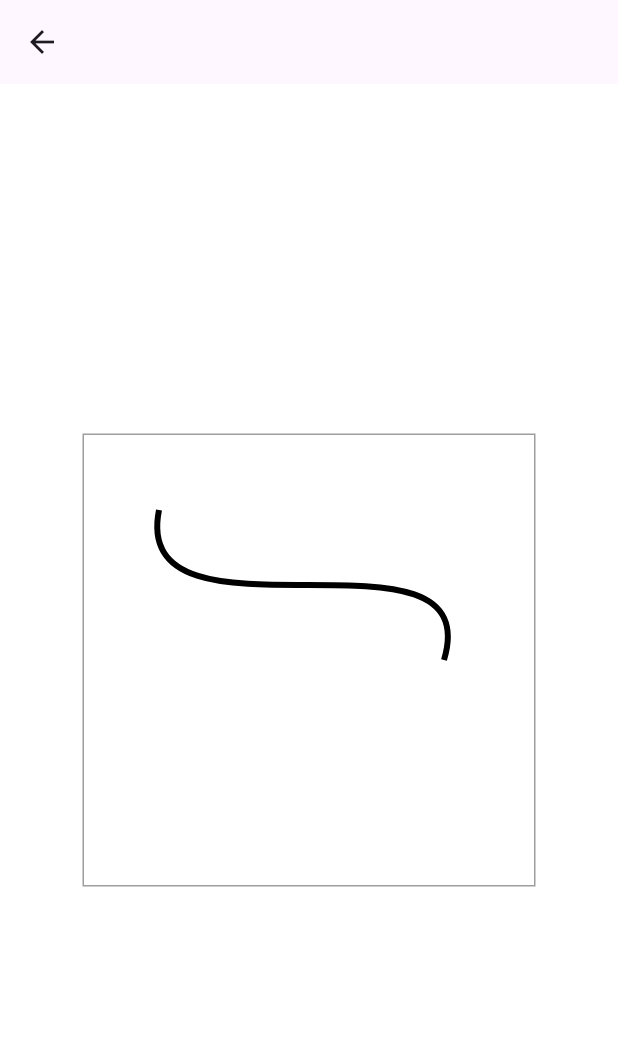
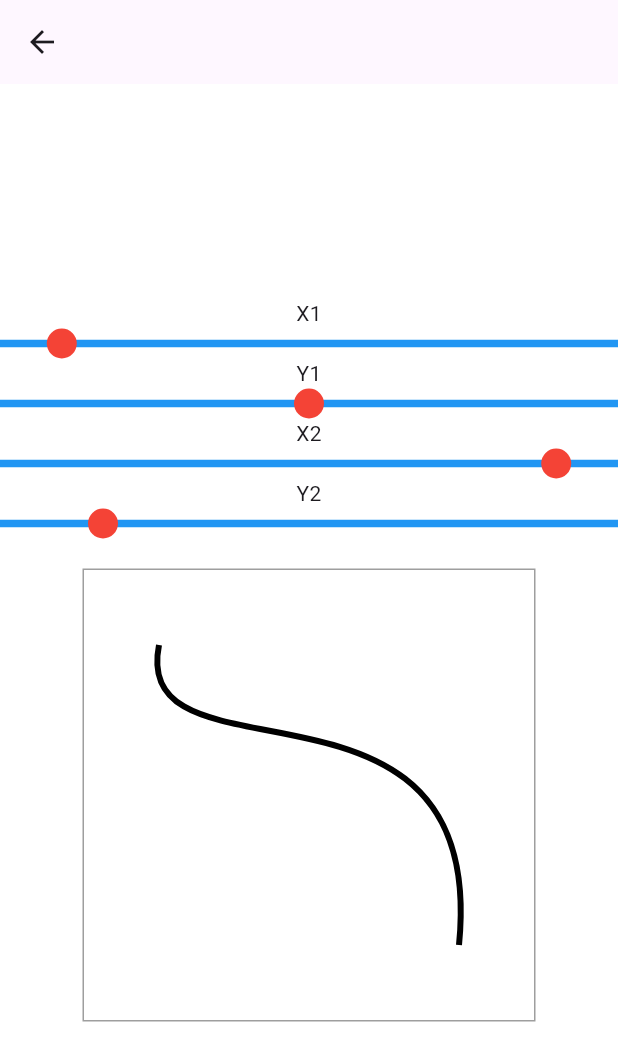
Before and after one commit to GadielPugh/flutter_demo, a Flutter app: the screen it shows after launch, after a tap on "9. Pianting", on a phone screen of 412 x 824 dp. Shown: the top 1061 px of the screen. Run offline on Flutter 3.47's test engine with Material 3 defaults, Android fonts, the phone set to English and light mode, and no system bars; our stand-ins replace firebase_auth, firebase_core, get_it, shared_preferences, sqflite; accounts and stored records are empty; generated files the repository leaves out were written again.

Commit message:
paiting update

```diff
--- a/lib/ui/demos/9_painting/painting_demo.dart
+++ b/lib/ui/demos/9_painting/painting_demo.dart
@@ -1,6 +1,3 @@
-import 'dart:ui' as ui;
-import 'dart:math' as math;
-import 'package:flutter/foundation.dart';
 import 'package:flutter/gestures.dart';
 import 'package:flutter/material.dart';
 import 'package:flutter/rendering.dart';
@@ -13,6 +10,12 @@ class PaintingDemo extends StatefulWidget {
 }
 
 class _PaintingDemoState extends State<PaintingDemo> {
+  // define the variables
+  double x1 = 30;
+  double y1 = 150;
+  double x2 = 270;
+  double y2 = 50;
+
   @override
   Widget build(BuildContext context) {
     return Scaffold(
@@ -28,17 +31,76 @@ class _PaintingDemoState extends State<PaintingDemo> {
       //     ),
       //   ),
       // ),
-      body: Center(
-        child: Container(
-          decoration: BoxDecoration(border: Border.all(color: Colors.grey)),
-          child: CustomPaint(size: Size(300, 300), painter: MyPainter()),
-        ),
+      //  body: Center(
+
+      //   child: Container(
+
+      //     decoration: BoxDecoration(border: Border.all(color: Colors.grey)),
+      //     child: CustomPaint(size: Size(300, 300), painter: MyPainter()),
+      //   ),
+
+      body: Column(
+        mainAxisAlignment: MainAxisAlignment.center,
+        children: [
+          Text("X1"),
+          ProgressBar(
+            barColor: Colors.blue,
+            thumbColor: Colors.red,
+            value: x1 / 300,
+            onChanged: (v) => setState(() => x1 = v * 300),
+          ),
+          Text("Y1"),
+          ProgressBar(
+            barColor: Colors.blue,
+            thumbColor: Colors.red,
+            value: y1 / 300,
+            onChanged: (v) => setState(() => y1 = v * 300),
+          ),
+          Text("X2"),
+          ProgressBar(
+            barColor: Colors.blue,
+            thumbColor: Colors.red,
+            value: x2 / 300,
+            onChanged: (v) => setState(() => x2 = v * 300),
+          ),
+          Text("Y2"),
+          ProgressBar(
+            barColor: Colors.blue,
+            thumbColor: Colors.red,
+            value: y2 / 300,
+            onChanged: (v) => setState(() => y2 = v * 300),
+          ),
+
+          const SizedBox(height: 20),
+          Center(
+            child: Container(
+              decoration: BoxDecoration(border: Border.all(color: Colors.grey)),
+              child: CustomPaint(
+                size: const Size(300, 300),
+                painter: MyPainter(x1: x1, y1: y1, x2: x2, y2: y2),
+              ),
+            ),
+          ),
+        ],
       ),
     );
   }
 }
 
 class MyPainter extends CustomPainter {
+  // definre the variables to update the canva line
+  final double x1;
+  final double y1;
+  final double x2;
+  final double y2;
+
+  MyPainter({
+    required this.x1,
+    required this.y1,
+    required this.x2,
+    required this.y2,
+  });
+
   @override
   void paint(Canvas canvas, Size size) {
     final path = Path()
@@ -46,20 +108,23 @@ class MyPainter extends CustomPainter {
       // ..lineTo(200, 200)
       // ..quadraticBezierTo(30, 150, 150, 100)
       // ..quadraticBezierTo(270, 50, 240, 150);
-      ..cubicTo(30, 150, 270, 50, 240, 150);
+      // ..cubicTo(30, 150, 270, 50, 240, 150);
+      ..cubicTo(x1, y1, x2, y2, 250, 250);
     final paint = Paint()
       ..color = Colors.black
       ..style = PaintingStyle.stroke
       ..strokeWidth = 4;
     canvas.drawPath(path, paint);
-
-
   }
 
 
+
   @override
-  bool shouldRepaint(CustomPainter old) {
-    return false;
+  bool shouldRepaint(covariant MyPainter oldDelegate) {
+    return x1 != oldDelegate.x1 ||
+        y1 != oldDelegate.y1 ||
+        x2 != oldDelegate.x2 ||
+        y2 != oldDelegate.y2;
   }
 }
 
@@ -68,11 +133,15 @@ class ProgressBar extends LeafRenderObjectWidget {
     super.key,
     required this.barColor,
     required this.thumbColor,
+    required this.value,
+    required this.onChanged,
     this.thumbSize = 20.0,
   });
 
   final Color barColor;
   final Color thumbColor;
+  final double value;
+  final ValueChanged<double> onChanged;
   final double thumbSize;
 
   @override
@@ -80,6 +149,8 @@ class ProgressBar extends LeafRenderObjectWidget {
     return RenderProgressBar(
       barColor: barColor,
       thumbColor: thumbColor,
+      value: value,
+      onChanged: onChanged,
       thumbSize: thumbSize,
     );
   }
@@ -92,15 +163,9 @@ class ProgressBar extends LeafRenderObjectWidget {
     renderObject
       ..barColor = barColor
       ..thumbColor = thumbColor
+      ..value = value
+      ..onChanged = onChanged
       ..thumbSize = thumbSize;
-  }
-
-  @override
-  void debugFillProperties(DiagnosticPropertiesBuilder properties) {
-    super.debugFillProperties(properties);
-    properties.add(ColorProperty('barColor', barColor));
-    properties.add(ColorProperty('thumbColor', thumbColor));
-    properties.add(DoubleProperty('thumbSize', thumbSize));
   }
 }
 
@@ -108,79 +173,67 @@ class RenderProgressBar extends RenderBox {
   RenderProgressBar({
     required Color barColor,
     required Color thumbColor,
+    required double value,
+    required ValueChanged<double> onChanged,
     required double thumbSize,
   }) : _barColor = barColor,
        _thumbColor = thumbColor,
+       _value = value,
+       _onChanged = onChanged,
        _thumbSize = thumbSize {
-    // initialize the gesture recognizer
     _drag = HorizontalDragGestureRecognizer()
-      ..onStart = (DragStartDetails details) {
+      ..onStart = (details) {
         _updateThumbPosition(details.localPosition);
       }
-      ..onUpdate = (DragUpdateDetails details) {
+      ..onUpdate = (details) {
         _updateThumbPosition(details.localPosition);
       };
   }
 
   void _updateThumbPosition(Offset localPosition) {
-    var dx = localPosition.dx.clamp(0, size.width);
-    _currentThumbValue = dx / size.width;
+    final dx = localPosition.dx.clamp(0, size.width);
+    _value = dx / size.width;
+    _onChanged(_value);
     markNeedsPaint();
-    markNeedsSemanticsUpdate();
   }
 
+  Color _barColor;
   Color get barColor => _barColor;
-  Color _barColor;
   set barColor(Color value) {
-    if (_barColor == value) return;
     _barColor = value;
     markNeedsPaint();
   }
 
+  Color _thumbColor;
   Color get thumbColor => _thumbColor;
-  Color _thumbColor;
   set thumbColor(Color value) {
-    if (_thumbColor == value) return;
     _thumbColor = value;
     markNeedsPaint();
   }
 
+  double _value;
+  double get value => _value;
+  set value(double v) {
+    _value = v;
+    markNeedsPaint();
+  }
+
+  ValueChanged<double> _onChanged;
+  set onChanged(ValueChanged<double> value) {
+    _onChanged = value;
+  }
+
+  double _thumbSize;
   double get thumbSize => _thumbSize;
-  double _thumbSize;
   set thumbSize(double value) {
-    if (_thumbSize == value) return;
     _thumbSize = value;
     markNeedsLayout();
   }
 
   @override
   void performLayout() {
-    size = computeDryLayout(constraints);
+    size = constraints.constrain(Size(constraints.maxWidth, thumbSize));
   }
-
-  @override
-  Size computeDryLayout(BoxConstraints constraints) {
-    final desiredWidth = constraints.maxWidth;
-    final desiredHeight = thumbSize;
-    final desiredSize = Size(desiredWidth, desiredHeight);
-    return constraints.constrain(desiredSize);
-  }
-
-  static const _minDesiredWidth = 100.0;
-
-  @override
-  double computeMinIntrinsicWidth(double height) => _minDesiredWidth;
-
-  @override
-  double computeMaxIntrinsicWidth(double height) => _minDesiredWidth;
-
-  @override
-  double computeMinIntrinsicHeight(double width) => thumbSize;
-
-  @override
-  double computeMaxIntrinsicHeight(double width) => thumbSize;
-
-  double _currentThumbValue = 0.5;
 
   @override
   void paint(PaintingContext context, Offset offset) {
@@ -188,19 +241,21 @@ class RenderProgressBar extends RenderBox {
     canvas.save();
     canvas.translate(offset.dx, offset.dy);
 
-    // paint bar
     final barPaint = Paint()
       ..color = barColor
       ..strokeWidth = 5;
-    final point1 = Offset(0, size.height / 2);
-    final point2 = Offset(size.width, size.height / 2);
-    canvas.drawLine(point1, point2, barPaint);
+    canvas.drawLine(
+      Offset(0, size.height / 2),
+      Offset(size.width, size.height / 2),
+      barPaint,
+    );
 
-    // paint thumb
     final thumbPaint = Paint()..color = thumbColor;
-    final thumbDx = _currentThumbValue * size.width;
-    final center = Offset(thumbDx, size.height / 2);
-    canvas.drawCircle(center, thumbSize / 2, thumbPaint);
+    canvas.drawCircle(
+      Offset(value * size.width, size.height / 2),
+      thumbSize / 2,
+      thumbPaint,
+    );
     canvas.restore();
   }
 
@@ -211,7 +266,6 @@ class RenderProgressBar extends RenderBox {
 
   @override
   void handleEvent(PointerEvent event, BoxHitTestEntry entry) {
-    assert(debugHandleEvent(event, entry));
     if (event is PointerDownEvent) {
       _drag.addPointer(event);
     }
```
Also changed, not shown: pubspec.lock.
